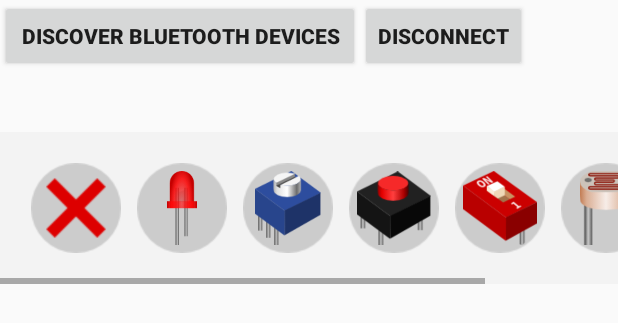
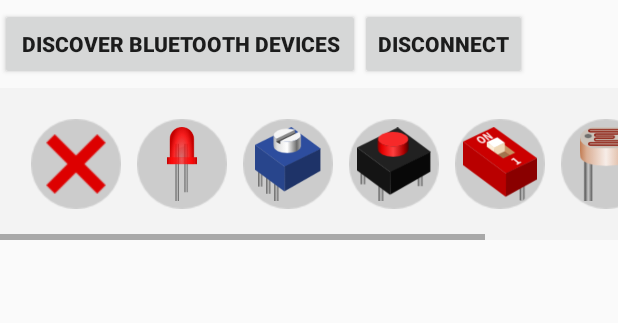
Before and after one commit to arigert/ArdControl, an Android app: the layout activity_main.xml on its own in the app's theme, with its tools: preview values and no code run, on a phone screen of 412 x 824 dp. Shown: the top 323 px of the screen. Run offline under Robolectric (Android 15) with nearby library versions, the phone set to English and light mode, and no system bars.

Commit message:
Play with styling. You may change whatever :)

```diff
--- a/app/src/main/res/layout/activity_main.xml
+++ b/app/src/main/res/layout/activity_main.xml
@@ -7,33 +7,30 @@
     <LinearLayout
 		android:layout_width="fill_parent"
 		android:layout_height="wrap_content"
-		android:orientation="horizontal">
+		android:orientation="horizontal"
+		android:paddingTop="5dp" >
 
 		<Button
 			android:id="@+id/connect"
 			android:layout_width="wrap_content"
 			android:ems="15"
 			android:layout_height="wrap_content"
-			android:layout_marginBottom="10dp"
 			android:text="@string/connect_label"
 			android:textStyle="bold" />
 
 		<Button android:id="@+id/disconnect"
 			android:layout_width="wrap_content"
 			android:layout_height="wrap_content"
-			android:layout_marginBottom="10dp"
 			android:text="@string/disconnect_label"
-			android:textStyle="bold"/>
+			android:textStyle="bold" />
 	</LinearLayout>
 
 <ListView
     android:id="@+id/btDeviceList"
     android:layout_width="fill_parent"
-    android:layout_height="wrap_content"
-    android:layout_marginBottom="30dp" />
+    android:layout_height="wrap_content" />
 
-
-	<include layout="@layout/pin_gui"/>
+	<include layout="@layout/pin_gui" />
 	   <ScrollView
 			android:layout_width="match_parent"
 			android:layout_height="match_parent" >
@@ -42,10 +39,7 @@
 				android:layout_width="match_parent"
 				android:layout_height="match_parent"
 				android:id="@+id/main"
-	    android:orientation="vertical"
-	    android:padding="10dp" >
+				android:orientation="vertical" />
 
-
-		</LinearLayout>
 	   </ScrollView>
 </LinearLayout>
--- a/app/src/main/res/layout/pin_gui.xml
+++ b/app/src/main/res/layout/pin_gui.xml
@@ -2,7 +2,8 @@
     android:layout_width="fill_parent"
     android:layout_height="wrap_content"
     android:background="@color/light_gray"
-	android:layout_marginBottom="10dp">
+	android:layout_marginBottom="10dp"
+	android:layout_marginTop="5dp" >
 
 	<LinearLayout
 	    android:layout_width="wrap_content"
@@ -18,6 +19,7 @@
 	        android:layout_margin="5dp"
 	        android:layout_gravity="center_vertical"
 	        android:background="@drawable/trash" >
+
 		</LinearLayout>
 
 	    <LinearLayout
--- a/app/src/main/res/layout/row.xml
+++ b/app/src/main/res/layout/row.xml
@@ -4,4 +4,4 @@ android:id="@+id/spinnerTarget"
 android:layout_width="fill_parent"
 android:layout_height="wrap_content"
 android:textSize="18sp"
-android:padding="5dp"/>
+android:padding="5dp" />
```
Lines whose indentation alone changed are shown as unchanged.
